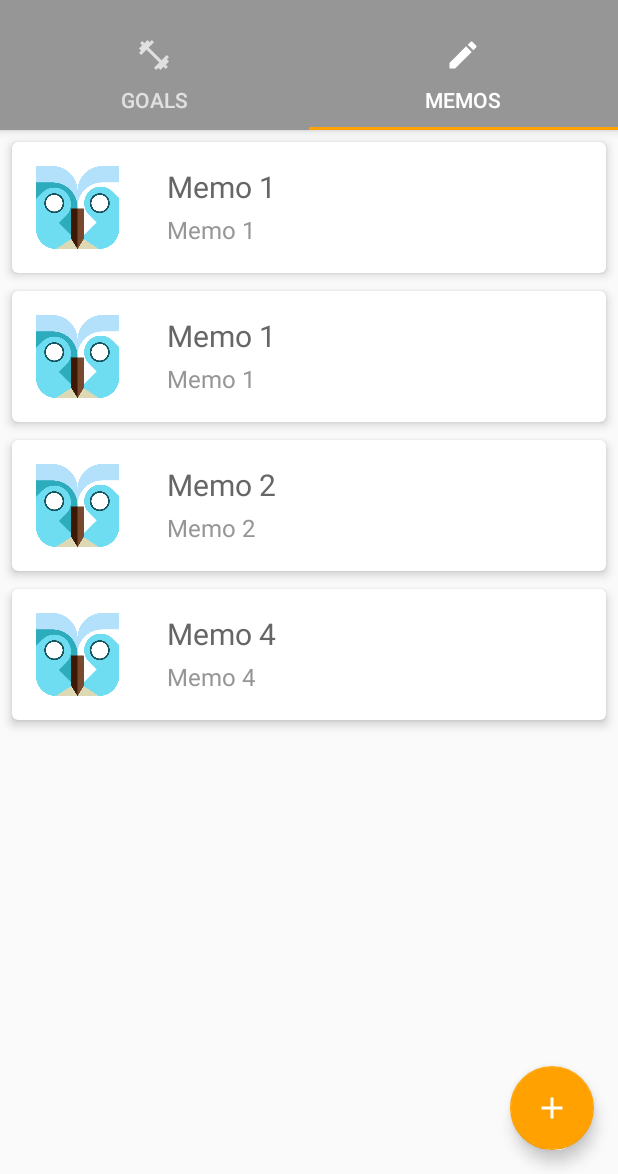
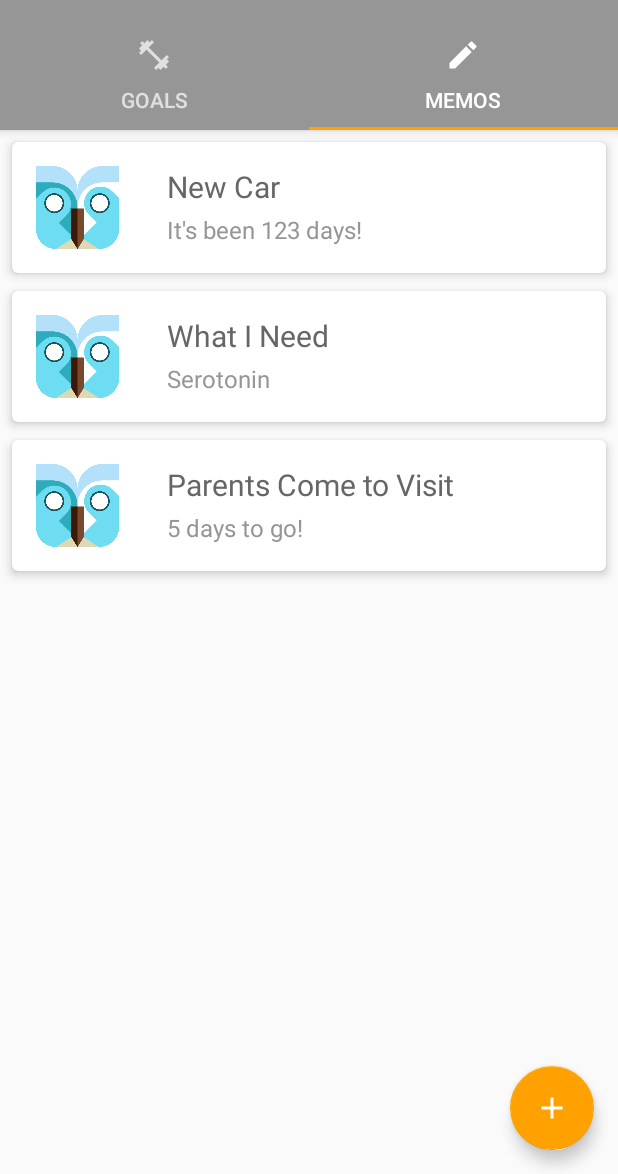
Before and after one commit to CurrenZ/TidyDay, an Android app: the screen it shows after launch (MainActivity), tab 2 chosen, on a phone screen of 412 x 824 dp, the part 62-1236 px from its top. Run offline under Robolectric (Android 15) with nearby library versions, the phone set to English and light mode, and no system bars.

Commit message:
Move Cards (Complete)

```diff
--- a/app/src/main/java/com/czeng/tidyday/GoalDataObject/GoalCardsCollection.java
+++ b/app/src/main/java/com/czeng/tidyday/GoalDataObject/GoalCardsCollection.java
@@ -7,16 +7,13 @@ public class GoalCardsCollection {
     public static ArrayList<GoalCard> getGoalCards(){
         ArrayList<GoalCard> goalCards = new ArrayList<>();
 
-        GoalCard goal = new GoalCard("Goal 1", "goal 1");
+        GoalCard goal = new GoalCard("Work Out", "Today at 3:30 - 4:30 PM");
         goalCards.add(goal);
 
-        goal = new GoalCard("Goal 1", "goal 1");
+        goal = new GoalCard("Quit Smoke", "You are getting there!");
         goalCards.add(goal);
 
-        goal = new GoalCard("Goal 2", "goal 2");
-        goalCards.add(goal);
-
-        goal = new GoalCard("Goal 4", "goal 4");
+        goal = new GoalCard("Buy Eggs and Milk", "Today at 6:00 PM");
         goalCards.add(goal);
 
         return goalCards;
--- a/app/src/main/java/com/czeng/tidyday/MemoDataObject/MemoCardsCollection.java
+++ b/app/src/main/java/com/czeng/tidyday/MemoDataObject/MemoCardsCollection.java
@@ -6,16 +6,13 @@ public class MemoCardsCollection {
     public static ArrayList<MemoCard> getMemoCards(){
         ArrayList<MemoCard> memoCards = new ArrayList<>();
 
-        MemoCard memo = new MemoCard("Memo 1", "Memo 1");
+        MemoCard memo = new MemoCard("New Car", "It's been 123 days!");
         memoCards.add(memo);
 
-        memo = new MemoCard("Memo 1", "Memo 1");
+        memo = new MemoCard("What I Need", "Serotonin");
         memoCards.add(memo);
 
-        memo = new MemoCard("Memo 2", "Memo 2");
-        memoCards.add(memo);
-
-        memo = new MemoCard("Memo 4", "Memo 4");
+        memo = new MemoCard("Parents Come to Visit", "5 days to go!");
         memoCards.add(memo);
 
         return memoCards;
--- a/app/src/main/java/com/czeng/tidyday/Swiper/GoalSwipeHelper.java
+++ b/app/src/main/java/com/czeng/tidyday/Swiper/GoalSwipeHelper.java
@@ -21,7 +21,8 @@ public class GoalSwipeHelper extends ItemTouchHelper.SimpleCallback{
 
     @Override
     public boolean onMove(RecyclerView recyclerView, RecyclerView.ViewHolder viewHolder, RecyclerView.ViewHolder target) {
-        return false;
+        adapter.moveGoalCard(viewHolder.getAdapterPosition(), target.getAdapterPosition());
+        return true;
     }
 
     @Override
--- a/app/src/main/java/com/czeng/tidyday/Swiper/MemoSwipeHelper.java
+++ b/app/src/main/java/com/czeng/tidyday/Swiper/MemoSwipeHelper.java
@@ -21,7 +21,8 @@ public class MemoSwipeHelper extends ItemTouchHelper.SimpleCallback{
 
     @Override
     public boolean onMove(RecyclerView recyclerView, RecyclerView.ViewHolder viewHolder, RecyclerView.ViewHolder target) {
-        return false;
+        adapter.moveMemoCard(viewHolder.getAdapterPosition(), target.getAdapterPosition());
+        return true;
     }
 
     @Override
```
Also changed, not shown: app/src/main/java/com/czeng/tidyday/GoalRecycler/GoalAdapter.java (+10 -0 lines), app/src/main/java/com/czeng/tidyday/MemoRecycler/MemoAdapter.java (+10 -0 lines).
